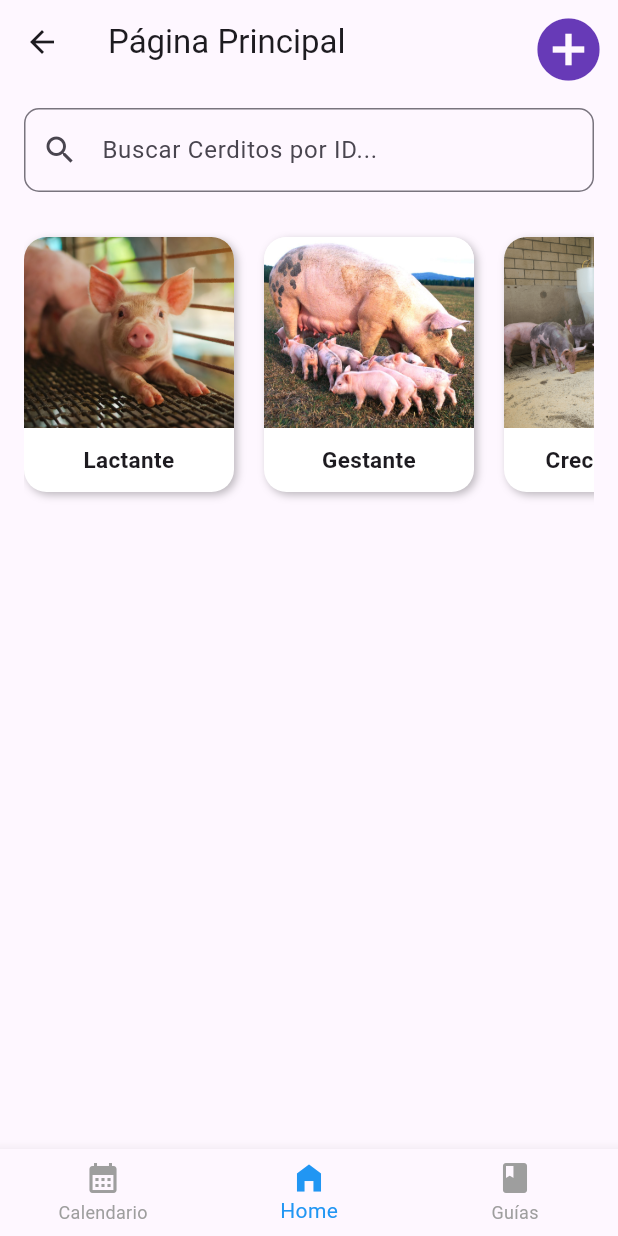
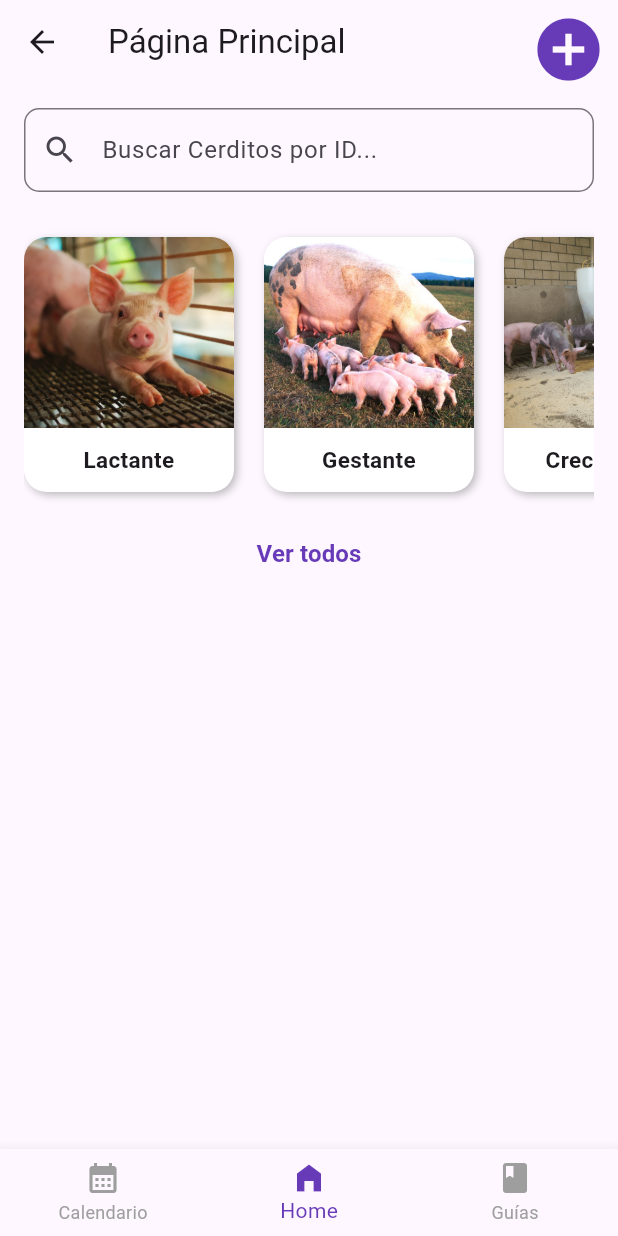
Before and after one commit to Crisls24/AplicacionGranjaCarpio, a Flutter app: the OptionPage screen opened by its route, on a phone screen of 412 x 824 dp. Run offline on Flutter 3.47's test engine with Material 3 defaults, Android fonts, the phone set to English and light mode, and no system bars; our stand-ins replace sqflite, table_calendar; accounts and stored records are empty.

Commit message:
Implementacion de Calendario y correcion de colores

```diff
--- a/lib/pages/optionPage.dart
+++ b/lib/pages/optionPage.dart
@@ -70,7 +70,7 @@ class _OptionPageState extends State<OptionPage> {
             _selectedIndex = index;
           });
         },
-        selectedItemColor: Colors.blue,
+        selectedItemColor: Colors.deepPurple,
         unselectedItemColor: Colors.grey,
         items: const [
           BottomNavigationBarItem(icon: Icon(Icons.calendar_month), label: 'Calendario'),
@@ -130,6 +130,13 @@ class _HomePageState extends State<HomePage> {
       _filteredCerdos = _cerdos.where((cerdo) {
         return cerdo['etapa'].toString().toLowerCase() == raza.toLowerCase(); // Filtrar por etapa
       }).toList();
+    });
+  }
+
+  // Método para mostrar todos los cerdos
+  void _showAllCerdos() {
+    setState(() {
+      _filteredCerdos = List.from(_cerdos); // Mostrar todos los cerdos
     });
   }
 
@@ -210,6 +217,19 @@ class _HomePageState extends State<HomePage> {
               ),
             ),
           ),
+          const SizedBox(height: 2),
+          // Botón "Ver todos" para mostrar todos los cerdos
+          TextButton(
+            onPressed: _showAllCerdos, // Llama a la función para mostrar todos los cerdos
+            child: Text(
+              "Ver todos",
+              style: TextStyle(
+                color: Colors.deepPurple,
+                fontWeight: FontWeight.bold,
+                fontSize: 16,
+              ),
+            ),
+          ),
           const SizedBox(height: 10),
           Expanded(
             child: ListView.builder(
@@ -245,6 +265,7 @@ class _HomePageState extends State<HomePage> {
                           },
                           style: ElevatedButton.styleFrom(
                             backgroundColor: Colors.deepPurple,
+                            foregroundColor: Colors.white,
                           ),
                           child: const Text('View'),
                         ),
@@ -259,6 +280,7 @@ class _HomePageState extends State<HomePage> {
       ),
     );
   }
+
 
   // Método para navegar al perfil del cerdo
   void _navigateToPerfilCerdo(int cerdoId) async {
--- a/pubspec.yaml
+++ b/pubspec.yaml
@@ -12,6 +12,7 @@ dependencies:
     sdk: flutter
   sqflite: any
   path: any
+  table_calendar: ^3.0.0
   flutter_localizations:
     sdk: flutter
 
```
Also changed, not shown: lib/pages/calendarpage.dart (+104 -3 lines), lib/pages/perfilCerdoPage.dart (+4 -3 lines), pubspec.lock.
